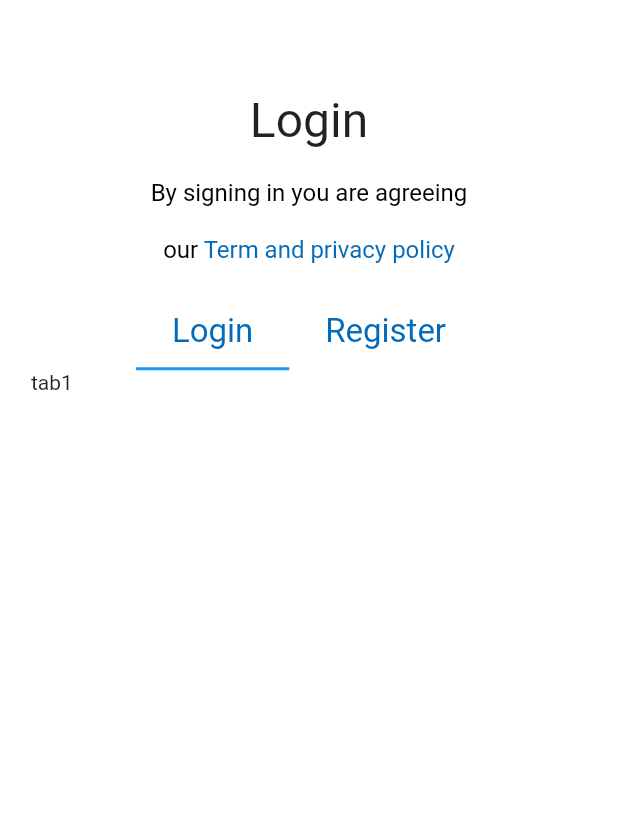
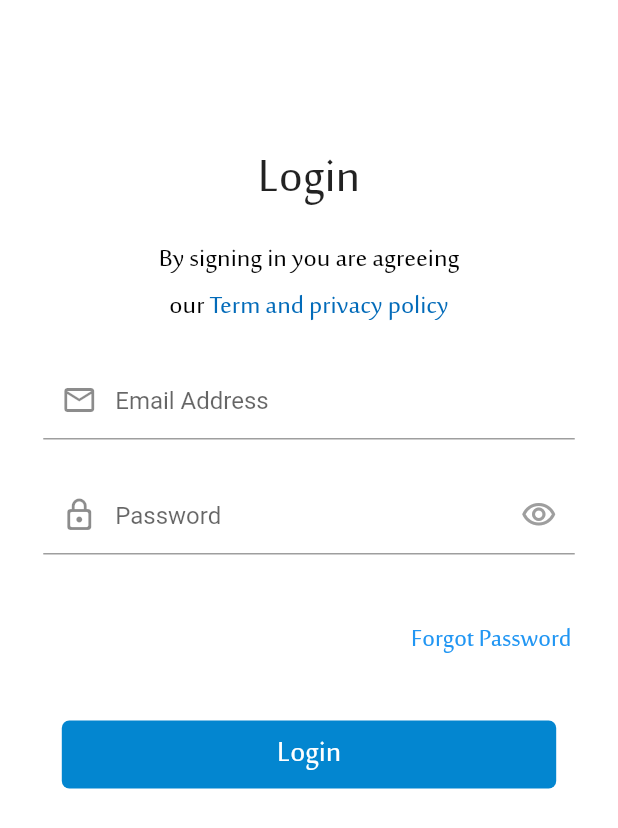
Before and after one commit to Ahtsham0715/passman, a Flutter app: the screen it shows after launch, on a phone screen of 412 x 824 dp. Shown: the top 828 px of the screen. Run offline on Flutter 3.47's test engine with Material 2 defaults, Android fonts, the phone set to English and light mode, and no system bars.

Commit message:
login page ui changes

```diff
--- a/lib/Auth/login_page.dart
+++ b/lib/Auth/login_page.dart
@@ -1,6 +1,7 @@
 import 'package:flutter/gestures.dart';
-import'package:flutter/material.dart';
+import 'package:flutter/material.dart';
 import 'package:passman/constants.dart';
+import 'package:passman/custom_formfield.dart';
 import 'package:passman/widgets/custom_shape.dart';
 
 class LoginPage extends StatefulWidget {
@@ -10,13 +11,21 @@ class LoginPage extends StatefulWidget {
   State<LoginPage> createState() => _LoginPageState();
 }
 
-class _LoginPageState extends State<LoginPage>   with SingleTickerProviderStateMixin{
- late TabController _tabcontroller;
+class _LoginPageState extends State<LoginPage> {
+  GlobalKey<FormState> _formkey = GlobalKey<FormState>();
+  TextEditingController _email = TextEditingController();
+  TextEditingController _password = TextEditingController();
+
+  bool passwordVisible = true;
+  // Visibility of password
+  void _passwordVisibility() {
+    setState(() {
+      passwordVisible = !passwordVisible;
+    });
+  }
 
   @override
-
   void initState() {
-    _tabcontroller = TabController(length: 2, vsync: this);
     super.initState();
   }
 
@@ -29,106 +38,158 @@ class _LoginPageState extends State<LoginPage>   with SingleTickerProviderStateM
         height: MediaQuery.of(context).size.height,
         color: Colors.white,
         child: //Add this CustomPaint widget to the Widget Tree
-Column(
+            Form(
+          key: _formkey,
+          child: Column(
             children: [
               SizedBox(
-      height: MediaQuery.of(context).size.height * 0.05,
+                height: MediaQuery.of(context).size.height * 0.1,
               ),
               const Padding(
-    padding: EdgeInsets.symmetric(vertical: 20.0),
-    child:  Text('Login',
+                padding: EdgeInsets.symmetric(vertical: 10.0),
+                child: Text(
+                  'Login',
                   style: TextStyle(
-        fontSize: 32.0,
-        fontWeight: FontWeight.w400,
-      ),),
+                    fontSize: 40.0,
+                    fontWeight: FontWeight.w500,
+                    fontFamily: 'majalla',
+                  ),
+                ),
               ),
               RichText(
                 textAlign: TextAlign.center,
-      text:  TextSpan(
-      children: [
+                text: TextSpan(children: [
                   const TextSpan(
-          text: 'By signing in you are agreeing\n\nour ',
+                      text: 'By signing in you are agreeing\nour ',
                       style: TextStyle(
-            fontSize: 16.0,
-            color: Colors.black
-          )
-        ),
+                        fontSize: 22.0,
+                        color: Colors.black,
+                        fontFamily: 'majalla',
+                        fontWeight: FontWeight.w500,
+                      )),
                   TextSpan(
                       text: 'Term and privacy policy',
-          recognizer: TapGestureRecognizer()..onTap = () {
+                      recognizer: TapGestureRecognizer()
+                        ..onTap = () {
                           print('object');
                         },
                       style: const TextStyle(
-            fontSize: 16.0,
-            color: Color(0xFF036BB9)
-          )
-        ),
-      ]
-    ),
+                        fontSize: 22.0,
+                        color: Color(0xFF036BB9),
+                        fontFamily: 'majalla',
+                        fontWeight: FontWeight.w500,
+                      )),
+                ]),
               ),
               SizedBox(
                 height: MediaQuery.of(context).size.height * 0.025,
               ),
-    TabBar(
-      controller: _tabcontroller,
-      isScrollable: true,
-      tabs: [
-        TextButton(
-          onPressed: (){},
-          child: const Text('Login',
+              customTextField(
+                "Email Address",
+                false,
+                null,
+                _email,
+                (value) {
+                  if (value!.isEmpty) {
+                    return "Please Enter Your Email";
+                  }
+                  if (!RegExp(
+                          r"^[a-zA-Z0-9.a-zA-Z0-9.!#$%&'*+-/=?^_`{|}~]+@[a-zA-Z0-9]+\.[a-zA-Z]+")
+                      .hasMatch(value)) {
+                    return "Please Enter Valid Email Address";
+                  }
+                },
+                (value) {
+                  _email.text = value!;
+                },
+                responsiveHW(context, wd: 100),
+                responsiveHW(context, ht: 100),
+                const UnderlineInputBorder(
+                  borderSide: BorderSide(
+                    color: Colors.grey,
+                  ),
+                ),
+                pIcon: Icons.email_outlined,
+              ),
+              SizedBox(
+                height: responsiveHW(context, ht: 3),
+              ),
+              customTextField(
+                "Password",
+                passwordVisible,
+                IconButton(
+                  // splashColor: Colors.transparent,
+                  icon: Icon(
+                    //choose the icon on based of passwordVisibility
+                    passwordVisible
+                        ? Icons.visibility_outlined
+                        : Icons.visibility_off_outlined,
+                    color: Colors.grey,
+                  ),
+                  onPressed: _passwordVisibility,
+                ),
+                _password,
+                (value) {
+                  if (value!.isEmpty) {
+                    return "Please Enter Your Password";
+                  }
+                },
+                (value) {
+                  _password.text = value!;
+                },
+                responsiveHW(context, wd: 100),
+                responsiveHW(context, ht: 100),
+                const UnderlineInputBorder(
+                  borderSide: BorderSide(
+                    color: Colors.grey,
+                  ),
+                ),
+                pIcon: Icons.lock_outline_rounded,
+              ),
+              SizedBox(
+                height: responsiveHW(context, ht: 3),
+              ),
+              ButtonBar(
+                alignment: MainAxisAlignment.end,
+                children: [
+                  Padding(
+                    padding: const EdgeInsets.only(right: 15.0),
+                    child: TextButton(
+                      onPressed: () {},
+                      child: const Text(
+                        'Forgot Password',
                         style: TextStyle(
-        fontSize: 22.0,
-        fontWeight: FontWeight.w400,
-        color: Color(0xFF036BB9)
-      ),),
+                          fontSize: 21.0,
+                          fontWeight: FontWeight.w500,
+                          fontFamily: 'majalla',
                         ),
-        TextButton(
-          onPressed: (){},
-          child: const Text('Register',
-      style: TextStyle(
-        fontSize: 22.0,
-        fontWeight: FontWeight.w400,
-        color: Color(0xFF036BB9)
-      ),),
+                      ),
+                    ),
                   ),
                 ],
               ),
               SizedBox(
-      height: MediaQuery.of(context).size.height * 0.6,
-      width: MediaQuery.of(context).size.width *0.9,
-      child: TabBarView(
-        controller: _tabcontroller,
-        children: [
-          Text('tab1'),
-          Text('tab2'),
+                height: MediaQuery.of(context).size.height * 0.025,
+              ),
+              MaterialButton(
+                onPressed: () {},
+                color: const Color(0xFF0386D0),
+                elevation: 0.0,
+                shape: RoundedRectangleBorder(
+                    borderRadius: BorderRadius.circular(5.0)),
+                minWidth: MediaQuery.of(context).size.width * 0.8,
+                height: MediaQuery.of(context).size.height * 0.055,
+                child: const Text(
+                  'Login',
+                  style: TextStyle(
+                      fontSize: 25.0,
+                      fontWeight: FontWeight.w500,
+                      color: Colors.white,
+                      fontFamily: 'majalla'),
+                ),
+              ),
             ],
           ),
-    ),
-    // ButtonBar(
-    //   alignment: MainAxisAlignment.center,
-
-    //   children: [
-    //     TextButton(
-    //       onPressed: (){},
-    //       child: const Text('Login',
-    //   style: TextStyle(
-    //     fontSize: 22.0,
-    //     fontWeight: FontWeight.w400,
-    //     color: Color(0xFF036BB9)
-    //   ),),
-    //     ),
-    //     TextButton(
-    //       onPressed: (){},
-    //       child: const Text('Register',
-    //   style: TextStyle(
-    //     fontSize: 22.0,
-    //     fontWeight: FontWeight.w400,
-    //     color: Color(0xFF036BB9)
-    //   ),),
-    //     ),
-    //   ],
-    // ),
-  ],
         ),
       ),
     );
--- /dev/null
+++ b/lib/custom_formfield.dart
@@ -0,0 +1,62 @@
+import 'package:flutter/material.dart';
+import 'package:passman/constants.dart';
+
+Widget customTextField(hintTitle, isPassword, sIcon, controllerName,
+    validationFunc, onSavedFunc, wSize, hSize, border,
+    {pIcon, filled, fillColor, labeltext}) {
+  return Padding(
+    padding: EdgeInsets.symmetric(horizontal: wSize * 7 / 100),
+    child: TextFormField(
+      autovalidateMode: AutovalidateMode.onUserInteraction,
+      obscureText: isPassword,
+      decoration: InputDecoration(
+          filled: filled,
+          fillColor: fillColor,
+          labelText: labeltext,
+          hintText: hintTitle,
+          suffixIcon: sIcon,
+          prefixIcon: Icon(
+            pIcon,
+          ),
+          border: border,
+          contentPadding: EdgeInsets.symmetric(
+              horizontal: wSize * 2.5 / 100, vertical: hSize * 2 / 100)),
+      controller: controllerName,
+      validator: validationFunc,
+      onSaved: onSavedFunc,
+    ),
+  );
+}
+
+Widget customDropDownFormField(
+    fieldTitle, dropDownValue, List<String> listOfItems, onChangedFunc, ctx) {
+  return Padding(
+    padding: EdgeInsets.symmetric(
+        horizontal: responsiveHW(ctx, wd: 4)!.toDouble(),
+        vertical: responsiveHW(ctx, wd: 2)!.toDouble()),
+    child: DropdownButtonFormField(
+        isExpanded: true,
+        isDense: true,
+        autovalidateMode: AutovalidateMode.onUserInteraction,
+        decoration: const InputDecoration(
+          // labelText: fieldTitle,
+          focusColor: Colors.teal,
+          border: InputBorder.none,
+          filled: true,
+          fillColor: Colors.transparent,
+        ),
+        validator: (value) => value == null ? 'Required*' : null,
+        icon: const Icon(
+          Icons.arrow_drop_down,
+          color: Colors.grey,
+        ),
+        // hint: Text(
+        //   'Select $fieldTitle',
+        // ),
+        value: dropDownValue,
+        items: listOfItems.map((String value) {
+          return DropdownMenuItem<String>(value: value, child: Text(value));
+        }).toList(),
+        onChanged: onChangedFunc),
+  );
+}
--- a/lib/widgets/custom_shape.dart
+++ b/lib/widgets/custom_shape.dart
@@ -1,24 +1,39 @@
 import 'package:flutter/material.dart';
 
+//Add this CustomPaint widget to the Widget Tree
+// CustomPaint(
+//     size: Size(WIDTH, (WIDTH*0.6352657004830918).toDouble()), //You can Replace [WIDTH] with your desired width for Custom Paint and height will be calculated automatically
+//     painter: RPSCustomPainter(),
+// )
+
 //Copy this CustomPainter code to the Bottom of the File
-//Copy this CustomPainter code to the Bottom of the File
-class CustomLoginShape extends CustomPainter {
+class CustomAuthShape extends CustomPainter {
   @override
   void paint(Canvas canvas, Size size) {
-
     Path path_0 = Path();
-    path_0.moveTo(size.width,size.height*0.4210456);
-    path_0.cubicTo(size.width*0.8892633,size.height*0.5911293,size.width*0.6985628,size.height*0.7034221,size.width*0.4818841,size.height*0.7034221);
-    path_0.cubicTo(size.width*0.2872536,size.height*0.7034221,size.width*0.1135838,size.height*0.6128213,0,size.height*0.4711179);
-    path_0.lineTo(0,size.height*1.250951);
-    path_0.lineTo(size.width,size.height*1.250951);
-    path_0.lineTo(size.width,size.height*0.4210456);
+    path_0.moveTo(size.width, size.height * 0.4210456);
+    path_0.cubicTo(
+        size.width * 0.8892633,
+        size.height * 0.5911293,
+        size.width * 0.6985628,
+        size.height * 0.7034221,
+        size.width * 0.4818841,
+        size.height * 0.7034221);
+    path_0.cubicTo(
+        size.width * 0.2872536,
+        size.height * 0.7034221,
+        size.width * 0.1135838,
+        size.height * 0.6128213,
+        0,
+        size.height * 0.4711179);
+    path_0.lineTo(0, size.height * 1.250951);
+    path_0.lineTo(size.width, size.height * 1.250951);
+    path_0.lineTo(size.width, size.height * 0.4210456);
     path_0.close();
 
-Paint paint_0_fill = Paint()..style=PaintingStyle.fill;
+    Paint paint_0_fill = Paint()..style = PaintingStyle.fill;
     paint_0_fill.color = Color(0xff469FD1).withOpacity(1.0);
-canvas.drawPath(path_0,paint_0_fill);
-
+    canvas.drawPath(path_0, paint_0_fill);
   }
 
   @override
```
Also changed, not shown: pubspec.yaml (+4 -4 lines). Lines whose indentation alone changed are shown as unchanged.
